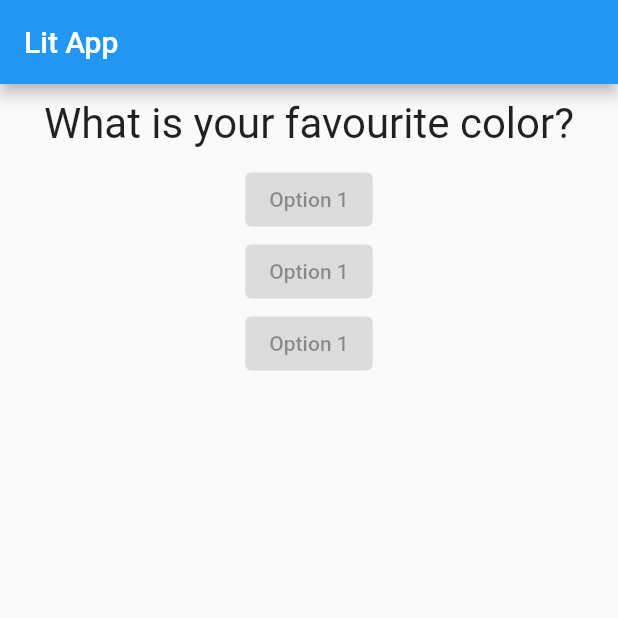
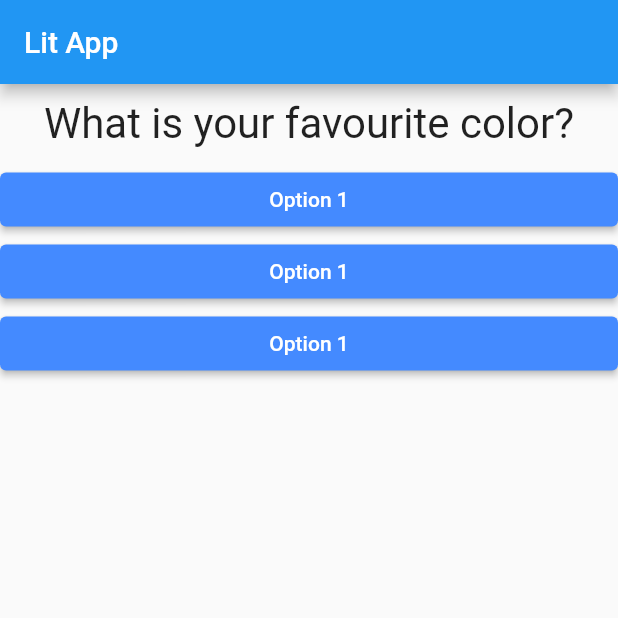
Before and after one commit to asifrahman18/Flutter01, a Flutter app: the screen it shows after launch, on a phone screen of 412 x 824 dp, the top half of it. Run offline on Flutter 3.47's test engine with Material 2 defaults, Android fonts, the phone set to English and light mode, and no system bars.

Commit message:
update answer

```diff
--- a/lib/answer.dart
+++ b/lib/answer.dart
@@ -1,18 +1,19 @@
 import 'package:flutter/material.dart';
 
 class Answer extends StatelessWidget {
-  final Function select;
+  final select;
 
   Answer(this.select);
 
   @override
   Widget build(BuildContext context) {
     return Container(
-      //width: double.infinity,
+      width: double.infinity,
       child: ElevatedButton(
-          onPressed: null,
+          onPressed: select,
           style: ElevatedButton.styleFrom(
-            primary: Colors.amberAccent,
+            foregroundColor: Colors.white,
+            backgroundColor: Colors.blueAccent,
           ),
           child: Text('Option 1')),
     );
--- a/lib/main.dart
+++ b/lib/main.dart
@@ -36,6 +36,9 @@ class _MyAppState extends State {
     var question = [
       'What is your favourite color?',
       'What is your favourtite game?',
+      'What is your favourite country?',
+      'What is your favourite color?',
+      'What is your favourtite game?',
       'What is your favourite country?'
     ];
 
```
